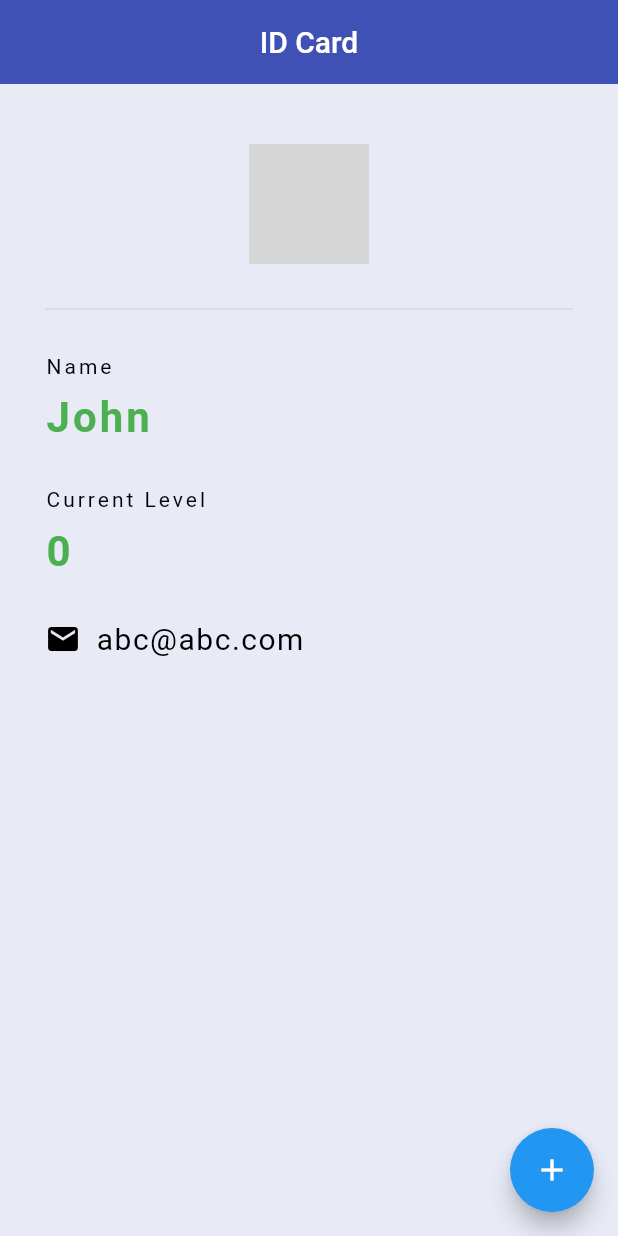
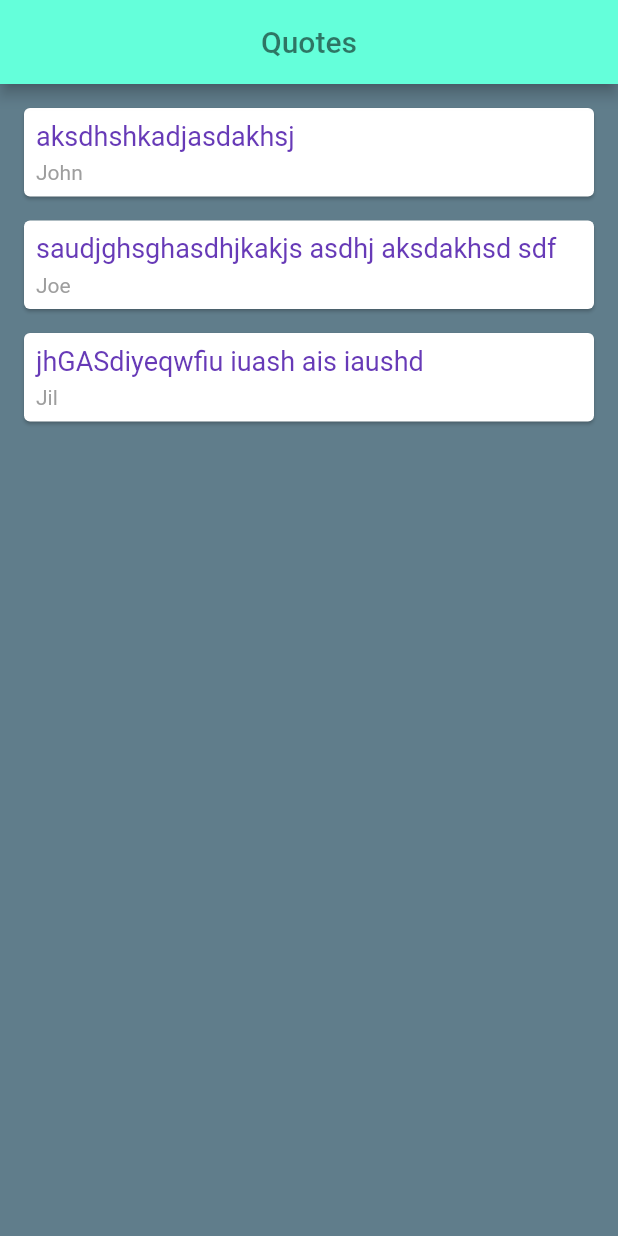
Before and after one commit to bat-guy/Flutter-Sample, a Flutter app: the screen it shows after launch, on a phone screen of 412 x 824 dp. Run offline on Flutter 3.47's test engine with Material 2 defaults, Android fonts, the phone set to English and light mode, and no system bars; grey boxes are pictures that could not be loaded.

Commit message:
-List with map

```diff
--- a/lib/main.dart
+++ b/lib/main.dart
@@ -1,109 +1,60 @@
 import 'package:flutter/material.dart';
+import 'quote.dart';
 
-void main() => runApp(MaterialApp(home: MyWidget()));
+void main() => runApp(MaterialApp(home: ListWidget()));
 
-class MyWidget extends StatefulWidget {
-  const MyWidget({super.key});
+class ListWidget extends StatefulWidget {
+  const ListWidget({super.key});
 
   @override
-  State<MyWidget> createState() => _MyWidgetState();
+  State<ListWidget> createState() => _ListWidgetState();
 }
 
-class _MyWidgetState extends State<MyWidget> {
-  int level = 0;
+class _ListWidgetState extends State<ListWidget> {
+  List<Quotes> quotes = [
+    Quotes(quote: 'aksdhshkadjasdakhsj', author: 'John'),
+    Quotes(quote: 'saudjghsghasdhjkakjs asdhj aksdakhsd sdf', author: 'Joe'),
+    Quotes(quote: 'jhGASdiyeqwfiu iuash ais iaushd ', author: 'Jil')
+  ];
 
-  @override
-  Widget build(BuildContext context) {
-    return Scaffold(
-      backgroundColor: Colors.indigo[50],
-      appBar: AppBar(
-        title: Text('ID Card'),
-        centerTitle: true,
-        backgroundColor: Colors.indigo,
-        elevation: 0,
-      ),
-      floatingActionButton: FloatingActionButton(
-        onPressed: () {
-          setState(() {
-            level += 1;
-          });
-        },
-        child: Icon(Icons.add),
-      ),
-      body: Padding(
-        padding: EdgeInsets.fromLTRB(30, 40, 30, 0),
+  Widget quoteTemplate(quote) {
+    return Card(
+      margin: EdgeInsets.fromLTRB(16, 16, 16, 0),
+      child: Padding(
+        padding: const EdgeInsets.all(8.0),
         child: Column(
-          crossAxisAlignment: CrossAxisAlignment.start,
+          crossAxisAlignment: CrossAxisAlignment.stretch,
           children: [
-            Center(
-              child: CircleAvatar(
-                backgroundImage: NetworkImage(
-                    'https://cdn.vectorstock.com/i/1000x1000/91/07/happy-man-face-vector-6619107.webp'),
-                radius: 40,
-              ),
+            Text(
+              quote.quote,
+              style: TextStyle(fontSize: 18, color: Colors.deepPurple),
             ),
-            Divider(
-              height: 60,
+            SizedBox(height: 6),
+            Text(
+              quote.author,
+              style: TextStyle(fontSize: 14, color: Colors.grey),
             ),
-            Text(
-              'Name',
-              style: TextStyle(color: Colors.black, letterSpacing: 2),
-            ),
-            SizedBox(height: 10),
-            Text(
-              'John',
-              style: TextStyle(
-                  color: Colors.green,
-                  letterSpacing: 2,
-                  fontSize: 28,
-                  fontWeight: FontWeight.bold),
-            ),
-            SizedBox(height: 30),
-            Text(
-              'Current Level',
-              style: TextStyle(color: Colors.black, letterSpacing: 2),
-            ),
-            SizedBox(height: 10),
-            Text(
-              '$level',
-              style: TextStyle(
-                  color: Colors.green,
-                  letterSpacing: 2,
-                  fontSize: 28,
-                  fontWeight: FontWeight.bold),
-            ),
-            SizedBox(height: 30),
-            Row(
-              children: [
-                Icon(
-                  Icons.email,
-                  color: Colors.black,
-                ),
-                SizedBox(width: 10),
-                Text(
-                  'abc@abc.com',
-                  style: TextStyle(
-                      color: Colors.black, fontSize: 20, letterSpacing: 1),
-                )
-              ],
-            )
           ],
         ),
       ),
     );
   }
-}
-
-class MyWidget2 extends StatefulWidget {
-  const MyWidget2({super.key});
 
   @override
-  State<MyWidget2> createState() => _MyWidget2State();
-}
-
-class _MyWidget2State extends State<MyWidget2> {
-  @override
   Widget build(BuildContext context) {
-    return const Placeholder();
+    return Scaffold(
+      backgroundColor: Colors.blueGrey,
+      appBar: AppBar(
+        title: const Text(
+          'Quotes',
+          style: TextStyle(color: Colors.black54),
+        ),
+        centerTitle: true,
+        backgroundColor: Colors.tealAccent,
+      ),
+      body: Column(
+        children: quotes.map((e) => quoteTemplate(e)).toList(),
+      ),
+    );
   }
 }
--- /dev/null
+++ b/lib/quote.dart
@@ -0,0 +1,6 @@
+class Quotes {
+  String quote;
+  String author;
+
+  Quotes({required this.quote, required this.author});
+}
```
Also changed, not shown: 1 other file.
